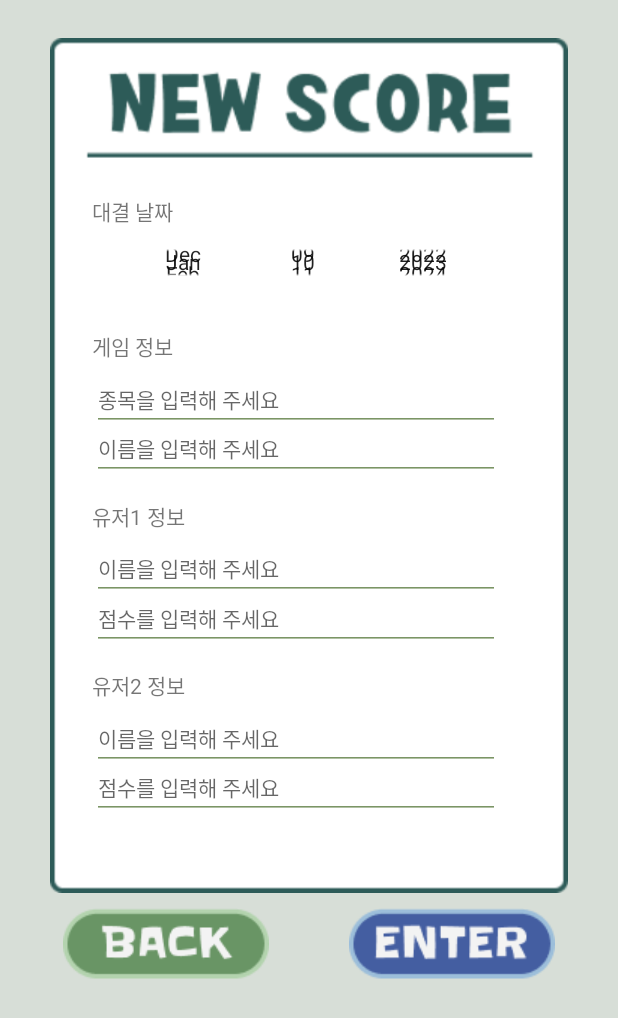
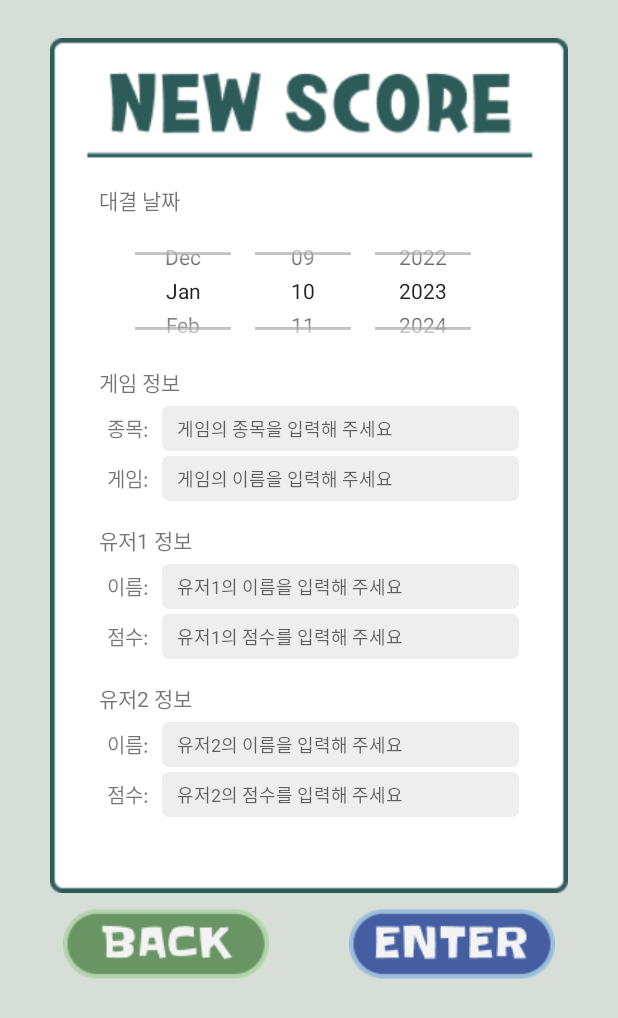
Before and after one commit to jyjyjy25/ScoreBoard-android, an Android app: the RecordScoreActivity screen opened directly, with no data from a screen before it, on a phone screen of 412 x 824 dp. Shown: the top 1018 px of the screen. Run offline under Robolectric (Android 15) with nearby library versions, the phone set to English and light mode, and no system bars.

Commit message:
changing design activity_record_score

```diff
--- /dev/null
+++ b/app/src/main/res/drawable/edittext_cursor.xml
@@ -0,0 +1,8 @@
+<?xml version="1.0" encoding="utf-8"?>
+<shape xmlns:android="http://schemas.android.com/apk/res/android">
+    <size
+        android:width="2dp"/>
+    <solid
+        android:color="#699565" />
+
+</shape>
--- /dev/null
+++ b/app/src/main/res/drawable/edittext_round_corner_rectangle.xml
@@ -0,0 +1,32 @@
+<?xml version="1.0" encoding="utf-8"?>
+<selector xmlns:android="http://schemas.android.com/apk/res/android">
+
+    <item android:state_focused="true">
+        <shape xmlns:android="http://schemas.android.com/apk/res/android" android:shape="rectangle">
+            <stroke
+                android:width="1dp"
+                android:color="#BED3B5" />
+            <corners
+                android:radius="4dp"/>
+            <solid
+                android:color="#FFFFFF" />
+            <padding
+                android:left="10dp"/>
+        </shape>
+    </item>
+
+    <item android:state_focused="false">
+        <shape xmlns:android="http://schemas.android.com/apk/res/android" android:shape="rectangle">
+            <stroke
+                android:width="1dp"
+                android:color="#EEEEEE" />
+            <corners
+                android:radius="4dp"/>
+            <solid
+                android:color="#EEEEEE" />
+            <padding
+                android:left="10dp"/>
+        </shape>
+    </item>
+
+</selector>
--- a/app/src/main/res/layout/activity_record_score.xml
+++ b/app/src/main/res/layout/activity_record_score.xml
@@ -17,20 +17,24 @@
             android:layout_marginTop="25dp"
             android:src="@drawable/record_score_background" />
 
+        <LinearLayout
+            android:layout_width="280dp"
+            android:layout_height="450dp"
+            android:layout_gravity="center"
+            android:layout_marginTop="50dp"
+            android:orientation="vertical">
+
             <TextView
                 android:id="@+id/date"
                 android:layout_width="wrap_content"
                 android:layout_height="wrap_content"
-            android:layout_marginTop="130dp"
-            android:layout_marginLeft="55dp"
                 android:text="대결 날짜" />
 
             <DatePicker
                 android:id="@+id/datePicker"
                 android:layout_width="320dp"
-            android:layout_height="50dp"
+                android:layout_height="100dp"
                 android:layout_gravity="center_horizontal"
-            android:layout_marginTop="150dp"
                 android:calendarViewShown="false"
                 android:datePickerMode="spinner" />
 
@@ -38,97 +42,197 @@
                 android:id="@+id/game"
                 android:layout_width="wrap_content"
                 android:layout_height="wrap_content"
-            android:layout_marginTop="220dp"
-            android:layout_marginLeft="55dp"
                 android:text="게임 정보" />
 
-        <EditText
+            <LinearLayout
+                android:layout_width="wrap_content"
+                android:layout_height="wrap_content"
+                android:layout_marginTop="5dp"
+                android:layout_marginLeft="5dp"
+                android:orientation="horizontal">
+
+                <TextView
                     android:id="@+id/game_event"
                     android:layout_width="wrap_content"
                     android:layout_height="wrap_content"
-            android:layout_marginTop="245dp"
-            android:layout_marginLeft="55dp"
+                    android:layout_gravity="center"
+                    android:text="종목: "
+                    android:textSize="13dp"/>
+
+                <EditText
+                    android:id="@+id/input_game_event"
+                    android:layout_width="wrap_content"
+                    android:layout_height="30dp"
+                    android:layout_marginLeft="5dp"
                     android:ems="17"
                     android:inputType="textPersonName"
-            android:hint="종목을 입력해 주세요"
-            android:textSize="14dp"
-            android:backgroundTint="#7B9565"/>
+                    android:hint="게임의 종목을 입력해 주세요"
+                    android:textSize="12dp"
+                    android:background="@drawable/edittext_round_corner_rectangle"
+                    android:textCursorDrawable="@drawable/edittext_cursor"/>
 
-        <EditText
+            </LinearLayout>
+
+            <LinearLayout
+                android:layout_width="wrap_content"
+                android:layout_height="wrap_content"
+                android:layout_marginTop="3dp"
+                android:layout_marginLeft="5dp"
+                android:orientation="horizontal">
+
+                <TextView
                     android:id="@+id/game_name"
                     android:layout_width="wrap_content"
                     android:layout_height="wrap_content"
-            android:layout_marginTop="278dp"
-            android:layout_marginLeft="55dp"
+                    android:layout_gravity="center"
+                    android:text="게임: "
+                    android:textSize="13dp"/>
+
+                <EditText
+                    android:id="@+id/input_game_name"
+                    android:layout_width="wrap_content"
+                    android:layout_height="30dp"
+                    android:layout_marginLeft="5dp"
                     android:ems="17"
                     android:inputType="textPersonName"
-            android:hint="이름을 입력해 주세요"
-            android:textSize="14dp"
-            android:backgroundTint="#7B9565"/>
+                    android:hint="게임의 이름을 입력해 주세요"
+                    android:textSize="12dp"
+                    android:background="@drawable/edittext_round_corner_rectangle"
+                    android:textCursorDrawable="@drawable/edittext_cursor"/>
+
+            </LinearLayout>
 
             <TextView
                 android:id="@+id/user1"
                 android:layout_width="wrap_content"
                 android:layout_height="wrap_content"
-            android:layout_marginTop="333dp"
-            android:layout_marginLeft="55dp"
+                android:layout_marginTop="15dp"
                 android:text="유저1 정보" />
 
-        <EditText
+            <LinearLayout
+                android:layout_width="wrap_content"
+                android:layout_height="wrap_content"
+                android:layout_marginTop="5dp"
+                android:layout_marginLeft="5dp"
+                android:orientation="horizontal">
+
+                <TextView
                     android:id="@+id/user1_name"
                     android:layout_width="wrap_content"
                     android:layout_height="wrap_content"
-            android:layout_marginTop="358dp"
-            android:layout_marginLeft="55dp"
+                    android:layout_gravity="center"
+                    android:text="이름: "
+                    android:textSize="13dp"/>
+
+                <EditText
+                    android:id="@+id/input_user1_name"
+                    android:layout_width="wrap_content"
+                    android:layout_height="30dp"
+                    android:layout_marginLeft="5dp"
                     android:ems="17"
                     android:inputType="textPersonName"
-            android:hint="이름을 입력해 주세요"
-            android:textSize="14dp"
-            android:backgroundTint="#7B9565"/>
+                    android:hint="유저1의 이름을 입력해 주세요"
+                    android:textSize="12dp"
+                    android:background="@drawable/edittext_round_corner_rectangle"
+                    android:textCursorDrawable="@drawable/edittext_cursor"/>
 
-        <EditText
+            </LinearLayout>
+
+            <LinearLayout
+                android:layout_width="wrap_content"
+                android:layout_height="wrap_content"
+                android:layout_marginTop="3dp"
+                android:layout_marginLeft="5dp"
+                android:orientation="horizontal">
+
+                <TextView
                     android:id="@+id/user1_score"
                     android:layout_width="wrap_content"
                     android:layout_height="wrap_content"
-            android:layout_marginTop="391dp"
-            android:layout_marginLeft="55dp"
+                    android:layout_gravity="center"
+                    android:text="점수: "
+                    android:textSize="13dp"/>
+
+                <EditText
+                    android:id="@+id/input_user1_score"
+                    android:layout_width="wrap_content"
+                    android:layout_height="30dp"
+                    android:layout_marginLeft="5dp"
                     android:ems="17"
                     android:inputType="textPersonName"
-            android:hint="점수를 입력해 주세요"
-            android:textSize="14dp"
-            android:backgroundTint="#7B9565"/>
+                    android:hint="유저1의 점수를 입력해 주세요"
+                    android:textSize="12dp"
+                    android:background="@drawable/edittext_round_corner_rectangle"
+                    android:textCursorDrawable="@drawable/edittext_cursor"/>
+
+            </LinearLayout>
 
             <TextView
                 android:id="@+id/user2"
                 android:layout_width="wrap_content"
                 android:layout_height="wrap_content"
-            android:layout_marginTop="446dp"
-            android:layout_marginLeft="55dp"
+                android:layout_marginTop="15dp"
                 android:text="유저2 정보" />
 
-        <EditText
+            <LinearLayout
+                android:layout_width="wrap_content"
+                android:layout_height="wrap_content"
+                android:layout_marginTop="5dp"
+                android:layout_marginLeft="5dp"
+                android:orientation="horizontal">
+
+                <TextView
                     android:id="@+id/user2_name"
                     android:layout_width="wrap_content"
                     android:layout_height="wrap_content"
-            android:layout_marginTop="471dp"
-            android:layout_marginLeft="55dp"
+                    android:layout_gravity="center"
+                    android:text="이름: "
+                    android:textSize="13dp"/>
+
+                <EditText
+                    android:id="@+id/input_user2_name"
+                    android:layout_width="wrap_content"
+                    android:layout_height="30dp"
+                    android:layout_marginLeft="5dp"
                     android:ems="17"
                     android:inputType="textPersonName"
-            android:hint="이름을 입력해 주세요"
-            android:textSize="14dp"
-            android:backgroundTint="#7B9565"/>
+                    android:hint="유저2의 이름을 입력해 주세요"
+                    android:textSize="12dp"
+                    android:background="@drawable/edittext_round_corner_rectangle"
+                    android:textCursorDrawable="@drawable/edittext_cursor"/>
 
-        <EditText
+            </LinearLayout>
+
+            <LinearLayout
+                android:layout_width="wrap_content"
+                android:layout_height="wrap_content"
+                android:layout_marginTop="3dp"
+                android:layout_marginLeft="5dp"
+                android:orientation="horizontal">
+
+                <TextView
                     android:id="@+id/user2_score"
                     android:layout_width="wrap_content"
                     android:layout_height="wrap_content"
-            android:layout_marginTop="504dp"
-            android:layout_marginLeft="55dp"
+                    android:layout_gravity="center"
+                    android:text="점수: "
+                    android:textSize="13dp"/>
+
+                <EditText
+                    android:id="@+id/input_user2_score"
+                    android:layout_width="wrap_content"
+                    android:layout_height="30dp"
+                    android:layout_marginLeft="5dp"
                     android:ems="17"
                     android:inputType="textPersonName"
-            android:hint="점수를 입력해 주세요"
-            android:textSize="14dp"
-            android:backgroundTint="#7B9565"/>
+                    android:hint="유저2의 점수를 입력해 주세요"
+                    android:textSize="12dp"
+                    android:background="@drawable/edittext_round_corner_rectangle"
+                    android:textCursorDrawable="@drawable/edittext_cursor"/>
+
+            </LinearLayout>
+
+        </LinearLayout>
 
     </FrameLayout>
 
```
Lines whose indentation alone changed are shown as unchanged.
